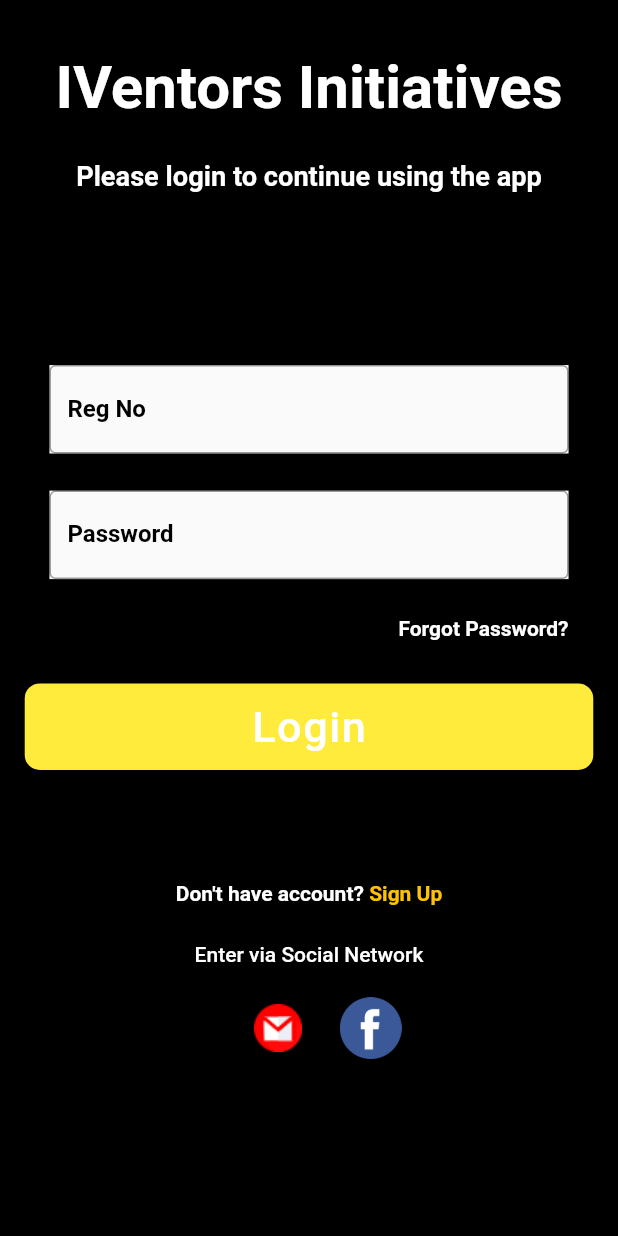
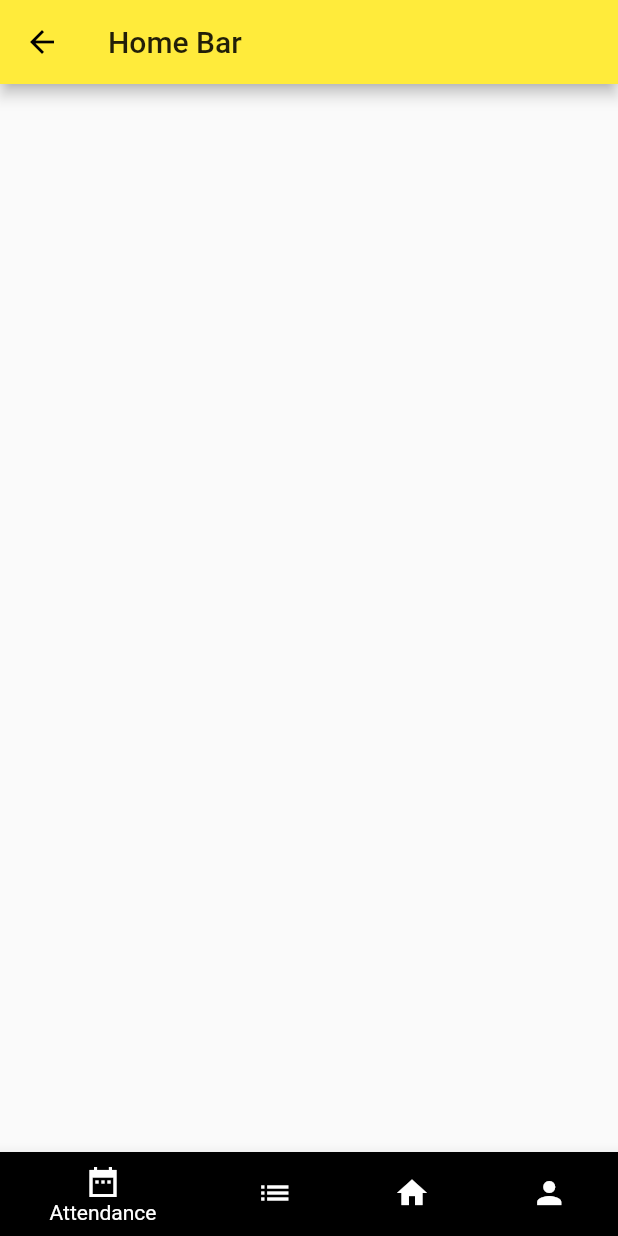
Before and after one commit to jugal-bit/IVARA-App-Development, a Flutter app: the LoginPagep screen opened directly, after a tap on "Login", on a phone screen of 412 x 824 dp. Run offline on Flutter 3.47's test engine with Material 2 defaults, Android fonts, the phone set to English and light mode, and no system bars; our stand-ins replace cloud_firestore, splashscreen; accounts and stored records are empty.

Commit message:
parents home screen made

```diff
--- /dev/null
+++ b/lib/parents_app/homeparents.dart
@@ -0,0 +1,54 @@
+import 'package:flutter/cupertino.dart';
+import 'package:flutter/material.dart';
+
+class Homepar extends StatefulWidget{
+  @override
+
+  _HomeparState   createState() => _HomeparState();
+
+}
+
+class _HomeparState extends  State<Homepar>{
+
+  int _currentindex = 0;
+  @override
+  Widget build(BuildContext context) {
+    return Scaffold(
+     appBar: AppBar(
+       title: Text('Home Bar'),
+     ),
+      body: Container(),
+      bottomNavigationBar: BottomNavigationBar(
+        currentIndex: _currentindex,
+          items: [
+            BottomNavigationBarItem(
+          icon: Icon(Icons.date_range_sharp),
+    title: Text('Attendance'),
+    backgroundColor: Colors.black
+    ),
+            BottomNavigationBarItem(
+                icon: Icon(Icons.list),
+                title: Text('Academic'),
+                backgroundColor: Colors.black
+            ),
+            BottomNavigationBarItem(
+                icon: Icon(Icons.home),
+                title: Text('Teachers List'),
+                backgroundColor: Colors.black
+            ),
+            BottomNavigationBarItem(
+                icon: Icon(Icons.person),
+                title: Text('Profile'),
+                backgroundColor: Colors.black
+            ),
+      ],
+      onTap: (index){
+         setState(() {
+           _currentindex = index;
+         });
+      },
+    ),
+    );
+  }
+
+}
--- a/lib/parents_app/loginpageparents.dart
+++ b/lib/parents_app/loginpageparents.dart
@@ -1,5 +1,6 @@
 
 import 'package:flutter/material.dart';
+import 'package:ivara_techer_app/parents_app/homeparents.dart';
 import 'package:ivara_techer_app/parents_app/signuppageparents.dart';
 import 'package:ivara_techer_app/teacher_app/constants.dart';
 
@@ -89,7 +90,9 @@ class _LoginPagepState  extends State<LoginPagep>{
                   height: height * 0.07,
                   minWidth: width * 0.5,
                   child: RaisedButton(
-                      onPressed: () {},
+                      onPressed: () {
+                        Navigator.push(context,MaterialPageRoute(builder: (context)=>Homepar()));
+                      },
                       color: Colors.yellow,
                       child: Text(
                         'Login',
--- a/lib/parents_app/signuppageparents.dart
+++ b/lib/parents_app/signuppageparents.dart
@@ -1,5 +1,7 @@
 import 'package:flutter/material.dart';
 import 'package:ivara_techer_app/teacher_app/constants.dart';
+
+import 'loginpageparents.dart';
 
 class SignUpPage2 extends StatefulWidget {
   @override
@@ -47,11 +49,16 @@ class _SignUp2PageState extends State<SignUpPage2> {
                       border: OutlineInputBorder(),
                       labelText: 'Name',
                       labelStyle: TextStyle(color: Colors.black, fontWeight: FontWeight.w600),
+
                       hintText: 'Your Full Name',
+
                     ),
                   ),
+
                 ),
+
               ),
+
               Padding(
                 padding: textFieldPadding2,
                 child: Material(
@@ -90,6 +97,7 @@ class _SignUp2PageState extends State<SignUpPage2> {
                       labelText: 'School Code',
                       labelStyle: TextStyle(color: Colors.black, fontWeight: FontWeight.w600),
                       hintText: 'Your School Code',
+
                     ),
                   ),
                 ),
@@ -145,7 +153,9 @@ class _SignUp2PageState extends State<SignUpPage2> {
                 child: ButtonTheme(
                   height: height * 0.07,
                   child: RaisedButton(
-                      onPressed: () {},
+                      onPressed: () {
+                        Navigator.push(context,MaterialPageRoute(builder: (context)=>LoginPagep()));
+                      },
                       color: Colors.yellow,
                       child: Text(
                         'Submit',
@@ -155,7 +165,8 @@ class _SignUp2PageState extends State<SignUpPage2> {
                             letterSpacing: 1),
                       ),
                       shape: new RoundedRectangleBorder(
-                          borderRadius: new BorderRadius.circular(10.0))),
+                          borderRadius: new BorderRadius.circular(10.0))
+                  ),
                 ),
               ),
             ],
```
Also changed, not shown: pubspec.lock.
